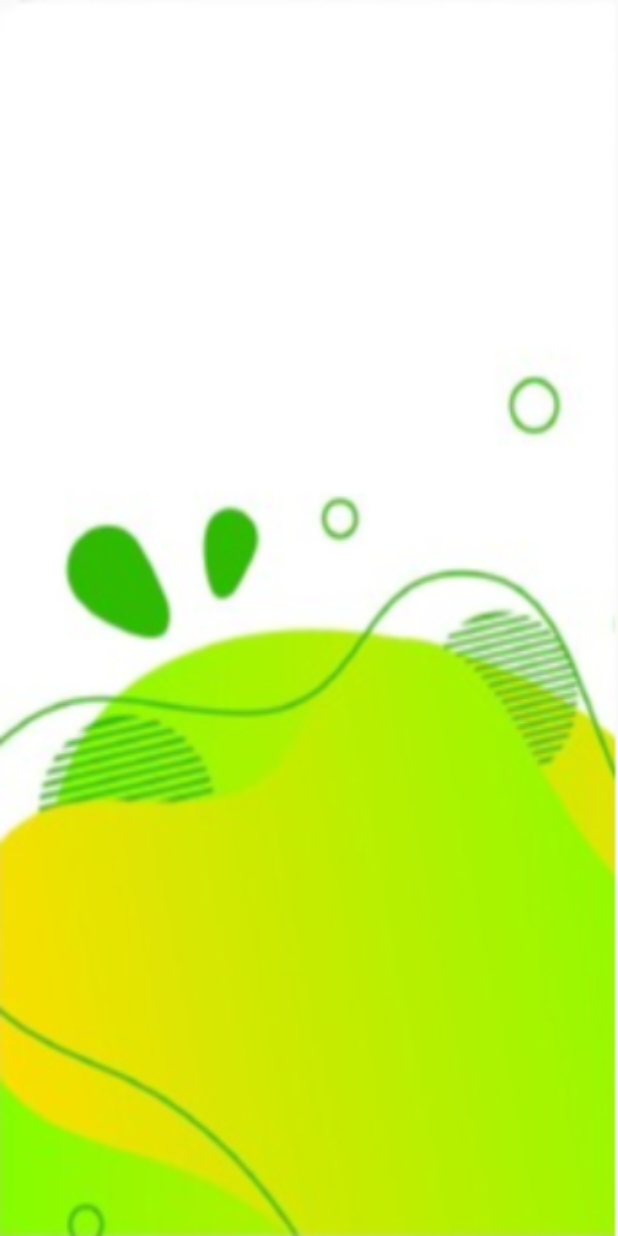
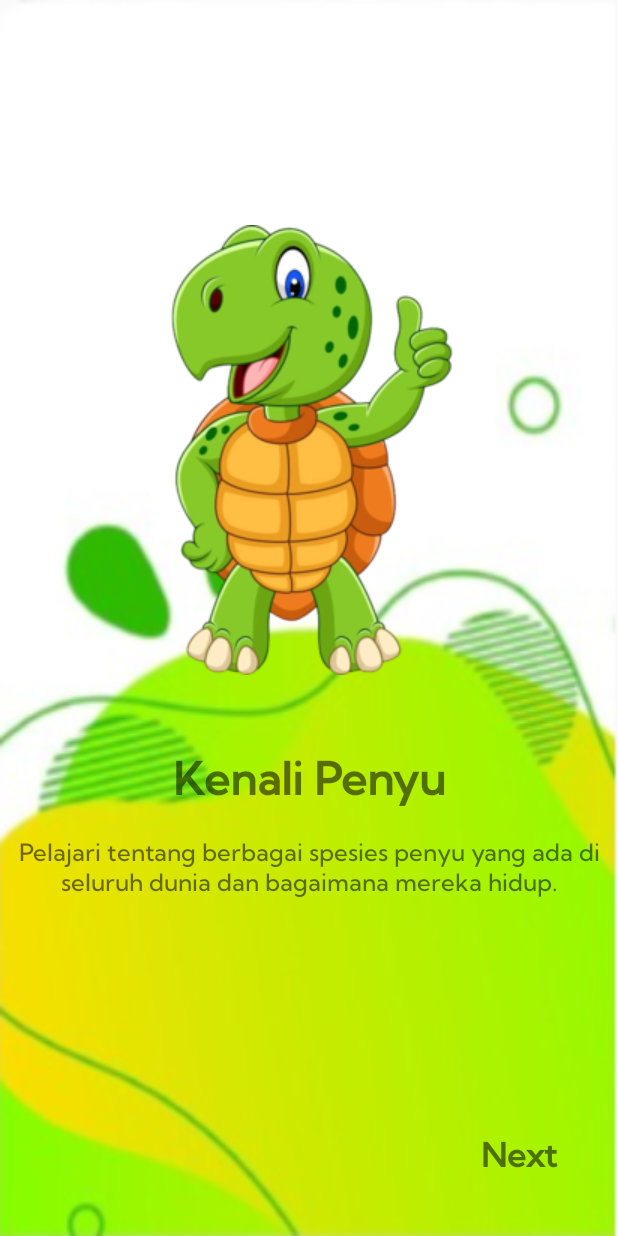
Before and after one commit to zani22ef/TA-PM1-22DX-MMC, an Android app: the fragment ScndScreenFragment shown on its own in the app's theme, on a phone screen of 412 x 824 dp. Run offline under Robolectric (Android 15) with nearby library versions, the phone set to English and light mode, and no system bars.

Commit message:
heru: set isi konten ScndScreenFragment (Onboarding Tampilan Kedua)

```diff
--- a/Program/app/src/main/res/layout/fragment_scnd_screen.xml
+++ b/Program/app/src/main/res/layout/fragment_scnd_screen.xml
@@ -3,9 +3,57 @@
     xmlns:tools="http://schemas.android.com/tools"
     android:layout_width="match_parent"
     android:layout_height="match_parent"
+    xmlns:app="http://schemas.android.com/apk/res-auto"
     android:background="@drawable/bgd_onboarding"
     tools:context=".onboarding.screens.ScndScreenFragment">
 
+    <ImageView
+        android:id="@+id/imageView2"
+        android:layout_width="wrap_content"
+        android:layout_height="wrap_content"
+        android:layout_marginTop="150dp"
+        android:src="@drawable/scndscreenimg"
+        app:layout_constraintEnd_toEndOf="parent"
+        app:layout_constraintStart_toStartOf="parent"
+        app:layout_constraintTop_toTopOf="parent" />
 
+    <TextView
+        android:id="@+id/title2"
+        android:layout_width="wrap_content"
+        android:layout_height="wrap_content"
+        android:layout_marginTop="50dp"
+        android:text="Kenali Penyu"
+        android:textAlignment="center"
+        android:textSize="30sp"
+        android:textStyle="bold"
+        app:layout_constraintEnd_toEndOf="parent"
+        app:layout_constraintStart_toStartOf="parent"
+        app:layout_constraintTop_toBottomOf="@+id/imageView2" />
+
+    <TextView
+        android:id="@+id/description2"
+        android:layout_width="400dp"
+        android:layout_height="wrap_content"
+        android:layout_marginStart="50dp"
+        android:layout_marginTop="20dp"
+        android:layout_marginEnd="50dp"
+        android:gravity="center"
+        android:text="Pelajari tentang berbagai spesies penyu yang ada di seluruh dunia dan bagaimana mereka hidup."
+        android:textSize="16sp"
+        app:layout_constraintEnd_toEndOf="parent"
+        app:layout_constraintStart_toStartOf="parent"
+        app:layout_constraintTop_toBottomOf="@+id/title2" />
+
+    <TextView
+        android:id="@+id/textView3"
+        android:layout_width="wrap_content"
+        android:layout_height="wrap_content"
+        android:layout_marginEnd="40dp"
+        android:layout_marginBottom="40dp"
+        android:text="Next"
+        android:textSize="22sp"
+        android:textStyle="bold"
+        app:layout_constraintBottom_toBottomOf="parent"
+        app:layout_constraintEnd_toEndOf="parent" />
 
 </androidx.constraintlayout.widget.ConstraintLayout>
```
